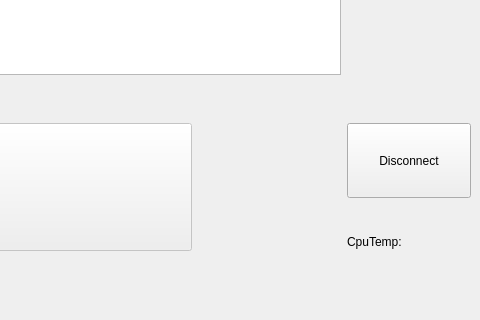
This is blue-app/ui/MainWindow.ui in matus-u/sz-bluetooth as Qt 5 draws it before an edit; both pictures show x 544 to 1024 and y 363 to 683 of the 1024 by 768 pixel window. The edited form follows.
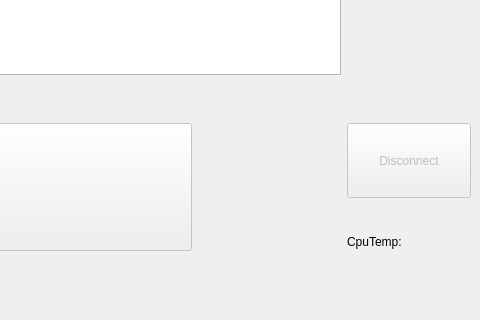
This is the edited form.

Commit message: handle disconnect button

```diff
--- a/blue-app/ui/MainWindow.ui
+++ b/blue-app/ui/MainWindow.ui
@@ -401,7 +401,7 @@
       <item>
        <widget class="QPushButton" name="disconnectButton">
         <property name="enabled">
-         <bool>true</bool>
+         <bool>false</bool>
         </property>
         <property name="sizePolicy">
          <sizepolicy hsizetype="Minimum" vsizetype="Minimum">
```
The commit also changes 2 other files.
